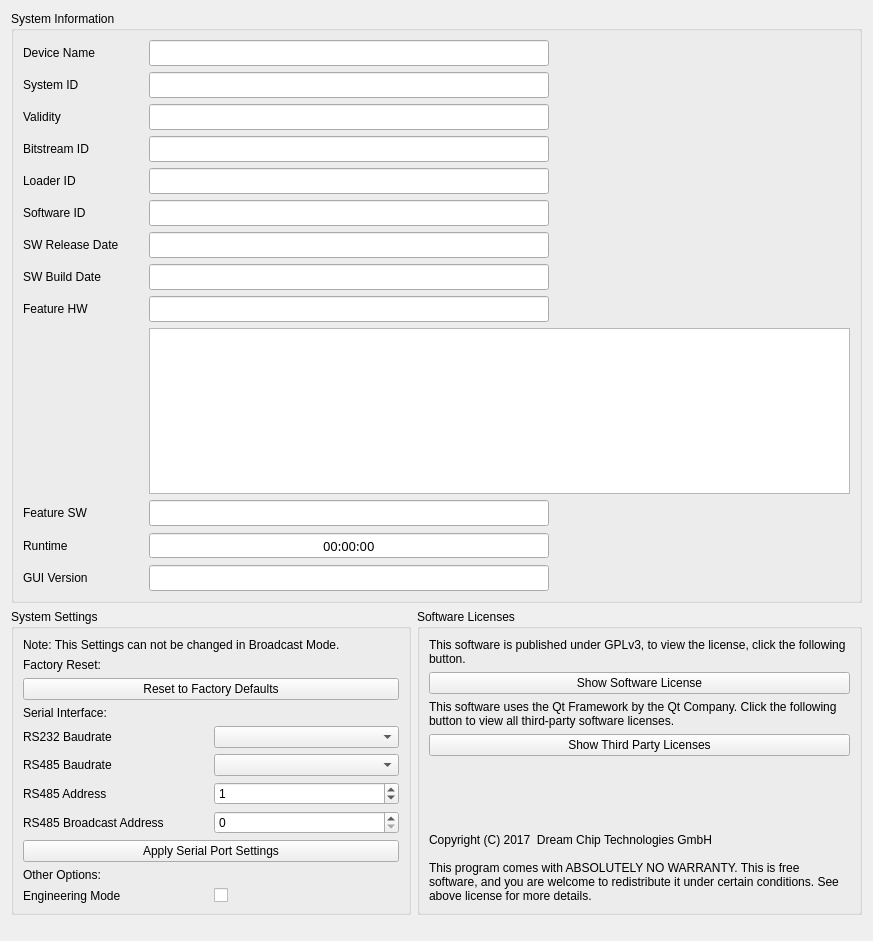
Before: the Qt Designer form dct_widgets/infobox/infobox.ui in KAYA-Instruments/SDI-Control-Point, drawn with Qt 5.
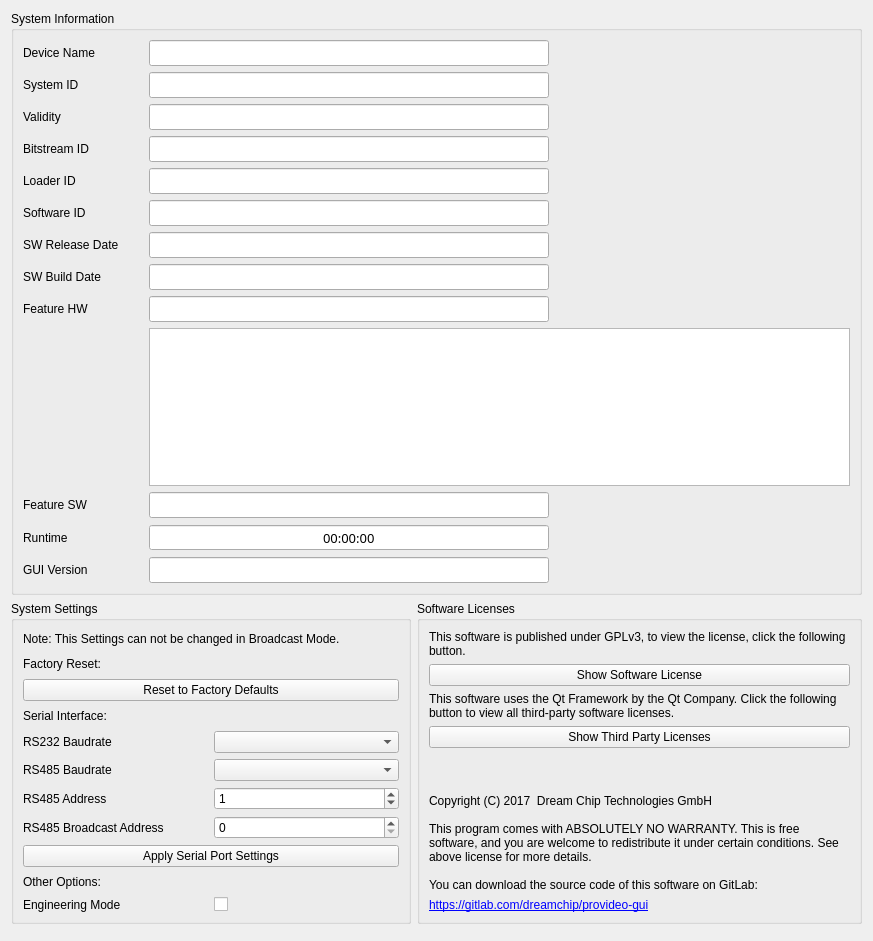
After: the same form once the commit is applied.

Patch:
```diff
--- a/dct_widgets/infobox/infobox.ui
+++ b/dct_widgets/infobox/infobox.ui
@@ -898,13 +898,31 @@
           <property name="text">
            <string>Copyright (C) 2017  Dream Chip Technologies GmbH
 
-This program comes with ABSOLUTELY NO WARRANTY. This is free software, and you are welcome to redistribute it under certain conditions. See above license for more details.</string>
+This program comes with ABSOLUTELY NO WARRANTY. This is free software, and you are welcome to redistribute it under certain conditions. See above license for more details.
+
+You can download the source code of this software on GitLab:</string>
           </property>
           <property name="wordWrap">
            <bool>true</bool>
           </property>
          </widget>
         </item>
+        <item>
+         <widget class="QLabel" name="lblLink">
+          <property name="cursor">
+           <cursorShape>PointingHandCursor</cursorShape>
+          </property>
+          <property name="text">
+           <string>&lt;a href=&quot;https://gitlab.com/dreamchip/provideo-gui&quot;&gt;https://gitlab.com/dreamchip/provideo-gui&lt;/a&gt;</string>
+          </property>
+          <property name="openExternalLinks">
+           <bool>true</bool>
+          </property>
+          <property name="textInteractionFlags">
+           <set>Qt::TextBrowserInteraction</set>
+          </property>
+         </widget>
+        </item>
        </layout>
       </widget>
      </item>
```
Left out of the diff: 6 changed lines with no effect on the pictures.
